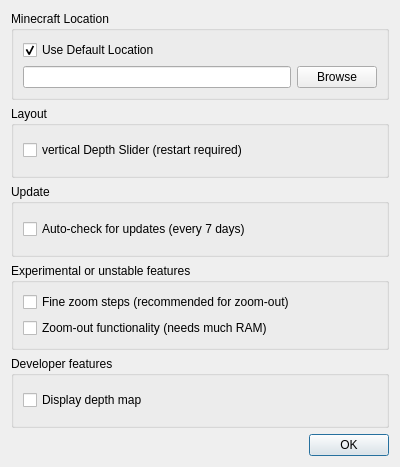
Before: the Qt Designer form settings.ui in cre4ture/minutor-1, drawn with Qt 5.
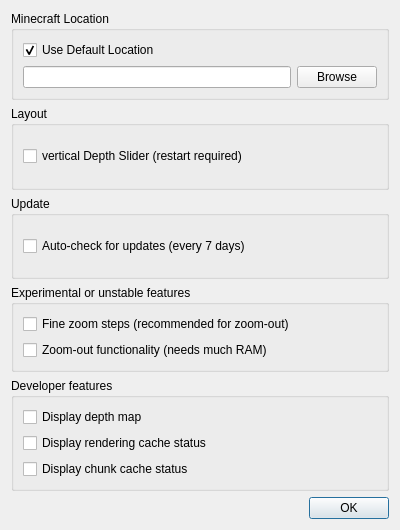
After: the same form once the commit is applied.

```diff
--- a/settings.ui
+++ b/settings.ui
@@ -7,7 +7,7 @@
     <x>0</x>
     <y>0</y>
     <width>400</width>
-    <height>467</height>
+    <height>530</height>
    </rect>
   </property>
   <property name="windowTitle">
@@ -121,6 +121,20 @@
           </property>
          </widget>
         </item>
+        <item>
+         <widget class="QCheckBox" name="checkBox_display_chunkgroup_status">
+          <property name="text">
+           <string>Display rendering cache status</string>
+          </property>
+         </widget>
+        </item>
+        <item>
+         <widget class="QCheckBox" name="checkBox_chunk_cache_status">
+          <property name="text">
+           <string>Display chunk cache status</string>
+          </property>
+         </widget>
+        </item>
        </layout>
       </widget>
      </item>
```
